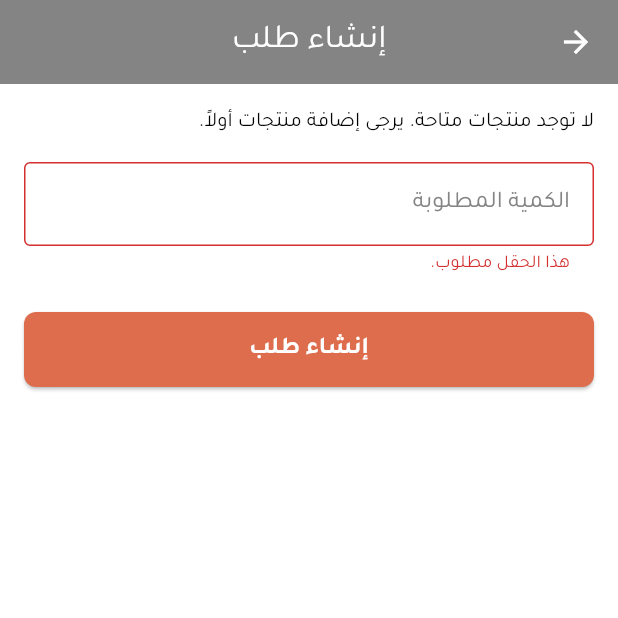
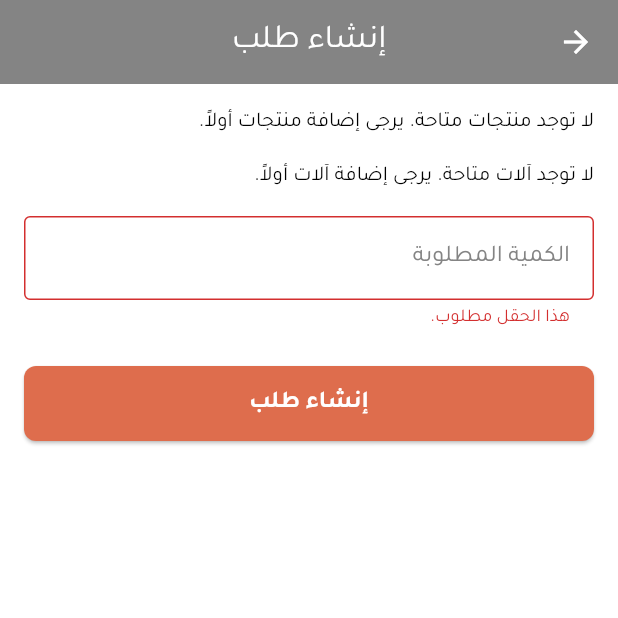
Before and after one commit to HGhurbani/plastic_factory_management, a Flutter app: the CreateProductionOrderScreen screen opened by its route, after a tap on "إنشاء طلب", on a phone screen of 412 x 824 dp, the top half of it. Run offline on Flutter 3.47's test engine with Material 3 defaults, Android fonts, the phone set to English and light mode, and no system bars; our stand-ins replace cloud_firestore, file_picker, firebase_auth, firebase_core, firebase_storage, google_fonts and 2 more; missing offline and left inert: excel; accounts and stored records are empty.

Commit message:
feat: add machine selection to production order creation

```diff
--- a/lib/presentation/production/create_production_order_screen.dart
+++ b/lib/presentation/production/create_production_order_screen.dart
@@ -5,6 +5,8 @@ import 'package:provider/provider.dart';
 import 'package:plastic_factory_management/l10n/app_localizations.dart';
 import 'package:plastic_factory_management/data/models/product_model.dart';
 import 'package:plastic_factory_management/data/models/user_model.dart';
+import 'package:plastic_factory_management/data/models/machine_model.dart';
+import 'package:plastic_factory_management/domain/usecases/machinery_operator_usecases.dart';
 import 'package:plastic_factory_management/domain/usecases/production_order_usecases.dart';
 
 class CreateProductionOrderScreen extends StatefulWidget {
@@ -15,6 +17,7 @@ class CreateProductionOrderScreen extends StatefulWidget {
 class _CreateProductionOrderScreenState extends State<CreateProductionOrderScreen> {
   final _formKey = GlobalKey<FormState>();
   ProductModel? _selectedProduct;
+  MachineModel? _selectedMachine;
   final TextEditingController _quantityController = TextEditingController();
 
   @override
@@ -31,6 +34,12 @@ class _CreateProductionOrderScreenState extends State<CreateProductionOrderScree
         );
         return;
       }
+      if (_selectedMachine == null) {
+        ScaffoldMessenger.of(context).showSnackBar(
+          SnackBar(content: Text(AppLocalizations.of(context)!.machineRequired)),
+        );
+        return;
+      }
 
       setState(() {
         // يمكن إضافة مؤشر تحميل هنا
@@ -41,6 +50,7 @@ class _CreateProductionOrderScreenState extends State<CreateProductionOrderScree
           selectedProduct: _selectedProduct!,
           requiredQuantity: int.parse(_quantityController.text),
           orderPreparer: currentUser,
+          selectedMachine: _selectedMachine!,
         );
         ScaffoldMessenger.of(context).showSnackBar(
           SnackBar(content: Text(AppLocalizations.of(context)!.orderCreatedSuccessfully)), // إضافة هذا النص في ARB
@@ -65,6 +75,7 @@ class _CreateProductionOrderScreenState extends State<CreateProductionOrderScree
     final productionUseCases = Provider.of<ProductionOrderUseCases>(context);
     final currentUser = Provider.of<UserModel?>(context); // Current logged-in user
 
+    final machineryUseCases = Provider.of<MachineryOperatorUseCases>(context);
     if (currentUser == null) {
       return Scaffold(
         appBar: AppBar(title: Text(appLocalizations.createOrder)),
@@ -121,6 +132,42 @@ class _CreateProductionOrderScreenState extends State<CreateProductionOrderScree
               ),
               SizedBox(height: 16),
               // Required Quantity
+              StreamBuilder<List<MachineModel>>(
+                stream: machineryUseCases.getMachines(),
+                builder: (context, snapshot) {
+                  if (snapshot.connectionState == ConnectionState.waiting) {
+                    return const Center(child: CircularProgressIndicator());
+                  }
+                  if (snapshot.hasError) {
+                    return Text('خطأ في تحميل الآلات: ${snapshot.error}');
+                  }
+                  if (!snapshot.hasData || snapshot.data!.isEmpty) {
+                    return Text('لا توجد آلات متاحة. يرجى إضافة آلات أولاً.');
+                  }
+
+                  return DropdownButtonFormField<MachineModel>(
+                    value: _selectedMachine,
+                    decoration: InputDecoration(
+                      labelText: appLocalizations.machine,
+                      border: const OutlineInputBorder(),
+                    ),
+                    items: snapshot.data!.map((machine) {
+                      return DropdownMenuItem(
+                        value: machine,
+                        child: Text(machine.name, textDirection: TextDirection.rtl),
+                      );
+                    }).toList(),
+                    onChanged: (MachineModel? newValue) {
+                      setState(() {
+                        _selectedMachine = newValue;
+                      });
+                    },
+                    validator: (value) =>
+                        value == null ? appLocalizations.machineRequired : null,
+                  );
+                },
+              ),
+              SizedBox(height: 16),
               TextFormField(
                 controller: _quantityController,
                 decoration: InputDecoration(
```
Also changed, not shown: lib/domain/usecases/production_order_usecases.dart (+4 -4 lines).
